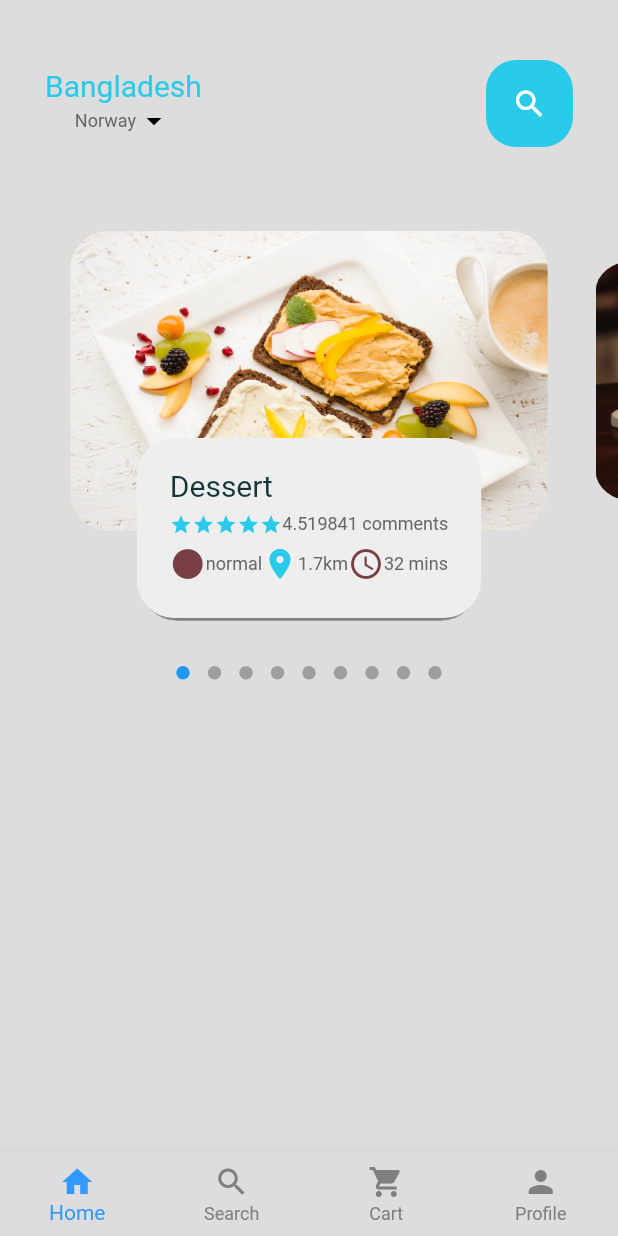
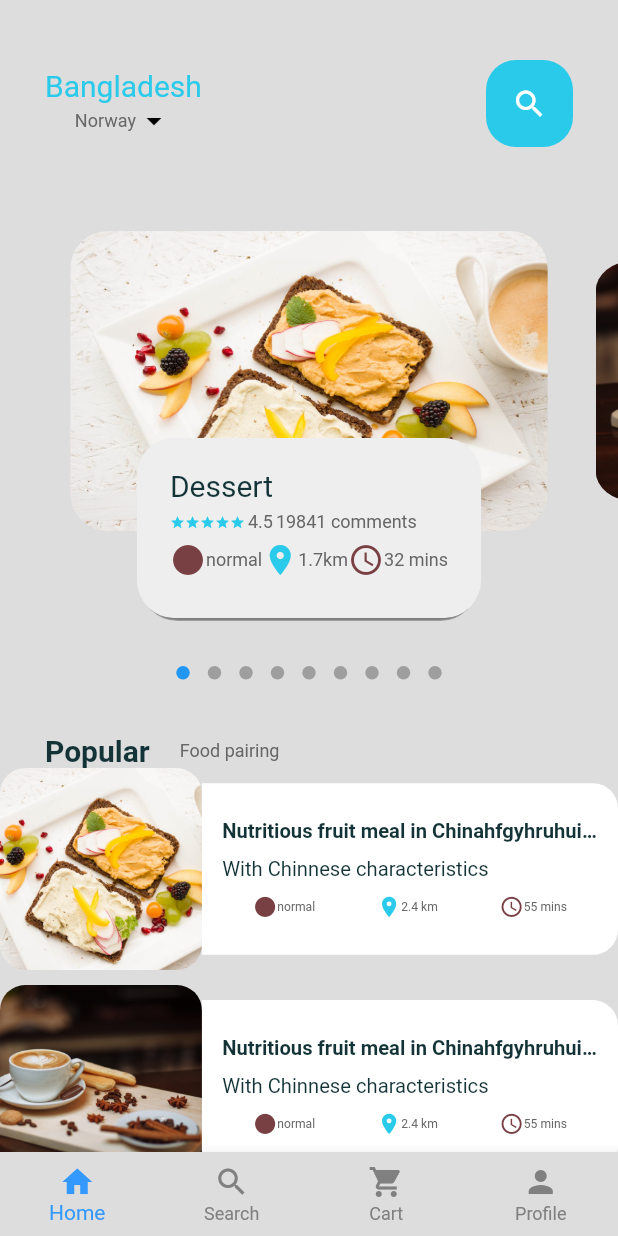
Before and after one commit to LizWahome/ecommerce-app, a Flutter app: the screen it shows after launch, on a phone screen of 412 x 824 dp. Run offline on Flutter 3.47's test engine with Material 2 defaults, Android fonts, the phone set to English and light mode, and no system bars; drawn by our look-alikes of dots_indicator; our stand-ins replace gap, get.

Commit message:
listview section

```diff
--- a/lib/screens/home_screen.dart
+++ b/lib/screens/home_screen.dart
@@ -3,6 +3,8 @@ import 'package:ecommerce_app/utlis/app_infolist.dart';
 import 'package:ecommerce_app/utlis/app_layout.dart';
 import 'package:ecommerce_app/utlis/constant_colors.dart';
 import 'package:ecommerce_app/utlis/stack_list.dart';
+import 'package:ecommerce_app/widgets/buildcard_widget.dart';
+import 'package:ecommerce_app/widgets/container_widget.dart';
 import 'package:ecommerce_app/widgets/icon_text_widget.dart';
 import 'package:ecommerce_app/widgets/smalltext_widget.dart';
 import 'package:ecommerce_app/widgets/bigtext_widget.dart';
@@ -61,6 +63,7 @@ class _HomeScreenState extends State<HomeScreen> {
                     BigText(
                       text: "Bangladesh",
                       color: Styles.blueColor,
+                      fontWeight: true,
                     ),
                     Row(
                       children: [
@@ -76,16 +79,23 @@ class _HomeScreenState extends State<HomeScreen> {
                 Container(
                   padding: EdgeInsets.all(AppLayout.getHeight(17)),
                   decoration: BoxDecoration(
-                      borderRadius: BorderRadius.circular(AppLayout.getHeight(20)),
+                      borderRadius:
+                          BorderRadius.circular(AppLayout.getHeight(20)),
                       color: Styles.blueColor),
-                  child: const Icon(
+                  child: const Center(
+                    child: Icon(
                       Icons.search,
                       color: Colors.white,
+                    ),
                   ),
                 )
               ],
             ),
           ),
+          Expanded(
+              child: SingleChildScrollView(
+            child: Column(
+              children: [
                 Container(
                   height: AppLayout.getHeight(300),
                   child: AspectRatio(
@@ -114,7 +124,88 @@ class _HomeScreenState extends State<HomeScreen> {
                           curve: Curves.easeIn);
                     });
                   },
+                ),
+                Gap(AppLayout.getHeight(30)),
+                Container(
+                  margin:
+                      EdgeInsets.symmetric(horizontal: AppLayout.getWidth(30)),
+                  child: Row(
+                    children: [
+                      BigText(
+                        text: "Popular",
+                        fontWeight: false,
+                      ),
+                      Gap(AppLayout.getHeight(20)),
+                      SmallText(text: "Food pairing")
+                    ],
+                  ),
+                ),
+                ListView.separated(
+                  physics: NeverScrollableScrollPhysics(),
+                  shrinkWrap: true,
+                  itemCount: infoList.length,
+                  itemBuilder: (context, index) {
+                    return FittedBox(
+                      child: Row(
+                        children: [
+                          buildCard(infoList: infoList[index]),
+                          Container(
+                            width: size.width,
+                            height: AppLayout.getHeight(170),
+                            decoration: BoxDecoration(
+                                borderRadius: BorderRadius.only(
+                                    topRight: Radius.circular(
+                                        AppLayout.getHeight(25)),
+                                    bottomRight: Radius.circular(
+                                        AppLayout.getHeight(25))),
+                                color: Colors.white),
+                            child: Padding(
+                              padding: const EdgeInsets.all(20.0),
+                              child: Column(
+                                crossAxisAlignment: CrossAxisAlignment.start,
+                                mainAxisAlignment: MainAxisAlignment.center,
+                                children: [
+                                  BigText(
+                                      text:
+                                          "Nutritious fruit meal in Chinahfgyhruhuijaijgiejioajlksljdfijeriufeurhfseijeidf",
+                                      fontWeight: false),
+                                      Gap(AppLayout.getHeight(15)),
+                                  BigText(
+                                      text: "With Chinnese characteristics", fontWeight: true,),
+                                       Gap(AppLayout.getHeight(15)),
+                                  Row(
+                                    mainAxisAlignment: MainAxisAlignment.spaceAround,
+                                    crossAxisAlignment: CrossAxisAlignment.start,
+                                    children: [
+                                      IconTextWidget(
+                                          text: "normal",
+                                          color: Styles.containerColor,
+                                          icon: Icons.circle),
+                                      IconTextWidget(
+                                          text: "2.4 km",
+                                          color: Styles.blueColor,
+                                          icon: Icons.location_on_sharp),
+                                      IconTextWidget(
+                                          text:  "55 mins",
+                                          color: Styles.containerColor,
+                                          icon: Icons.access_time)
+                                    ],
                                   )
+                                ],
+                              ),
+                            ),
+                          )
+                          //ContainerWidget(stacklist: stackList[index])
+                        ],
+                      ),
+                    );
+                  },
+                  separatorBuilder: (context, _) =>
+                      Gap(AppLayout.getHeight(10)),
+                )
+              ],
+            ),
+          )),
         ],
       ),
     );
@@ -168,70 +259,8 @@ class _HomeScreenState extends State<HomeScreen> {
           ),
           Align(
             alignment: Alignment.bottomCenter,
-            child: FittedBox(
-              child: Container(
-                height: AppLayout.getHeight(120),
-                alignment: Alignment.bottomCenter,
-                margin: EdgeInsets.only(right: AppLayout.getHeight(13), left: AppLayout.getHeight(13), bottom: AppLayout.getHeight(10)),
-                //margin: EdgeInsets.symmetric(horizontal: 13, vertical: 10),
-                padding: EdgeInsets.all(AppLayout.getHeight(20)),
-                // height: 100,
-                decoration: BoxDecoration(
-                    borderRadius: BorderRadius.circular(AppLayout.getHeight(25)),
-                    color: Styles.bgColor,
-                    boxShadow: [
-                      BoxShadow(
-                          color: Colors.grey.shade600,
-                          offset: const Offset(0, 2),
-                          blurRadius: 1,
-                          spreadRadius: 0,
-                          blurStyle: BlurStyle.inner),
-                      BoxShadow(color: Styles.bgColor, offset: const Offset(-2, 0)),
-                      BoxShadow(color: Styles.bgColor, offset: const Offset(2, 0))
-                    ]),
-                child: Column(
-                  crossAxisAlignment: CrossAxisAlignment.start,
-                  children: [
-                    BigText(text: model.foodtype),
-                    Gap(AppLayout.getHeight(7)),
-                    Row(
-                      mainAxisAlignment: MainAxisAlignment.spaceBetween,
-                      children: [
-                        Wrap(
-                          children: List.generate(
-                              5,
-                              (index) => Icon(
-                                    Icons.star,
-                                    color: Styles.blueColor,
-                                    size: AppLayout.getHeight(15),
-                                  )),
-                        ),
-                        SmallText(text: "4.5"),
-                        SmallText(text: "19841 comments")
-                      ],
-                    ),
-                    Gap(AppLayout.getHeight(7)),
-                    Row(
-                      mainAxisAlignment: MainAxisAlignment.spaceBetween,
-                      children: [
-                        IconTextWidget(
-                            text: model.type,
-                            color: Styles.containerColor,
-                            icon: Icons.circle),
-                        IconTextWidget(
-                            text: model.distance,
-                            color: Styles.blueColor,
-                            icon: Icons.location_on_sharp),
-                        IconTextWidget(
-                            text: model.duration,
-                            color: Styles.containerColor,
-                            icon: Icons.access_time)
-                      ],
-                    )
-                  ],
-                ),
-              ),
-            ),
+            child:
+                FittedBox(child: ContainerWidget(stacklist: stackList[index])),
           ),
         ]),
       ),
--- a/lib/widgets/bigtext_widget.dart
+++ b/lib/widgets/bigtext_widget.dart
@@ -1,16 +1,18 @@
 import 'package:flutter/material.dart';
 
 class BigText extends StatelessWidget {
-  Color? color;
+  final Color? color;
   final String text;
+  TextOverflow overflow;
+  final bool fontWeight;
   double size;
-  TextOverflow overflow;
   BigText(
       {super.key,
       this.color = const Color(0xFF133337),
       required this.text,
       this.size = 20,
-      this.overflow = TextOverflow.ellipsis});
+      this.overflow = TextOverflow.ellipsis,
+      required this.fontWeight});
 
   @override
   Widget build(BuildContext context) {
@@ -18,8 +20,10 @@ class BigText extends StatelessWidget {
       text,
       maxLines: 1,
       overflow: overflow,
-      style:
-          TextStyle(color: color, fontWeight: FontWeight.w400, fontSize: size),
+      style: TextStyle(
+          color: color,
+          fontWeight: fontWeight == true ? FontWeight.w400 : FontWeight.bold,
+          fontSize: size),
     );
   }
 }
--- /dev/null
+++ b/lib/widgets/buildcard_widget.dart
@@ -0,0 +1,13 @@
+import 'package:ecommerce_app/utlis/app_infolist.dart';
+import 'package:ecommerce_app/utlis/app_layout.dart';
+import 'package:flutter/material.dart';
+
+Widget buildCard({required InfoModel infoList}) {
+  return Container(
+    width: AppLayout.getWidth(200),
+    height: AppLayout.getHeight(200),
+    child: ClipRRect(
+      borderRadius: BorderRadius.circular(AppLayout.getHeight(25)),
+      child: Image.asset(infoList.image, fit: BoxFit.cover,)),
+  );
+}
--- /dev/null
+++ b/lib/widgets/container_widget.dart
@@ -0,0 +1,87 @@
+import 'package:ecommerce_app/utlis/app_layout.dart';
+import 'package:ecommerce_app/utlis/constant_colors.dart';
+import 'package:ecommerce_app/utlis/stack_list.dart';
+import 'package:ecommerce_app/widgets/bigtext_widget.dart';
+import 'package:ecommerce_app/widgets/icon_text_widget.dart';
+import 'package:ecommerce_app/widgets/smalltext_widget.dart';
+import 'package:flutter/material.dart';
+import 'package:gap/gap.dart';
+
+class ContainerWidget extends StatelessWidget {
+  final StackModel stacklist;
+  const ContainerWidget({super.key, required this.stacklist});
+
+  @override
+  Widget build(BuildContext context) {
+    return Container(
+      height: AppLayout.getHeight(120),
+      alignment: Alignment.bottomCenter,
+      margin: EdgeInsets.only(
+          right: AppLayout.getHeight(13),
+          left: AppLayout.getHeight(13),
+          bottom: AppLayout.getHeight(10)),
+      //margin: EdgeInsets.symmetric(horizontal: 13, vertical: 10),
+      padding: EdgeInsets.all(AppLayout.getHeight(20)),
+      // height: 100,
+      decoration: BoxDecoration(
+          borderRadius: BorderRadius.circular(AppLayout.getHeight(25)),
+          color: Styles.bgColor,
+          boxShadow: [
+            BoxShadow(
+                color: Colors.grey.shade600,
+                offset: const Offset(0, 2),
+                blurRadius: 1,
+                spreadRadius: 0,
+                blurStyle: BlurStyle.inner),
+            BoxShadow(color: Styles.bgColor, offset: const Offset(-2, 0)),
+            BoxShadow(color: Styles.bgColor, offset: const Offset(2, 0))
+          ]),
+      child: Column(
+        crossAxisAlignment: CrossAxisAlignment.start,
+        children: [
+          BigText(
+            text: stacklist.foodtype,
+            fontWeight: true,
+          ),
+          Gap(AppLayout.getHeight(7)),
+          Row(
+            mainAxisAlignment: MainAxisAlignment.spaceBetween,
+            children: [
+              Wrap(
+                children: List.generate(
+                    5,
+                    (index) => Icon(
+                          Icons.star,
+                          color: Styles.blueColor,
+                          size: AppLayout.getHeight(10),
+                        )),
+              ),
+              Gap(AppLayout.getWidth(2)),
+              SmallText(text: "4.5"),
+              Gap(AppLayout.getWidth(2)),
+              SmallText(text: "19841 comments")
+            ],
+          ),
+          Gap(AppLayout.getHeight(7)),
+          Row(
+            mainAxisAlignment: MainAxisAlignment.spaceBetween,
+            children: [
+              IconTextWidget(
+                  text: stacklist.type,
+                  color: Styles.containerColor,
+                  icon: Icons.circle),
+              IconTextWidget(
+                  text: stacklist.distance,
+                  color: Styles.blueColor,
+                  icon: Icons.location_on_sharp),
+              IconTextWidget(
+                  text: stacklist.duration,
+                  color: Styles.containerColor,
+                  icon: Icons.access_time)
+            ],
+          )
+        ],
+      ),
+    );
+  }
+}
```
Lines whose indentation alone changed are shown as unchanged.
